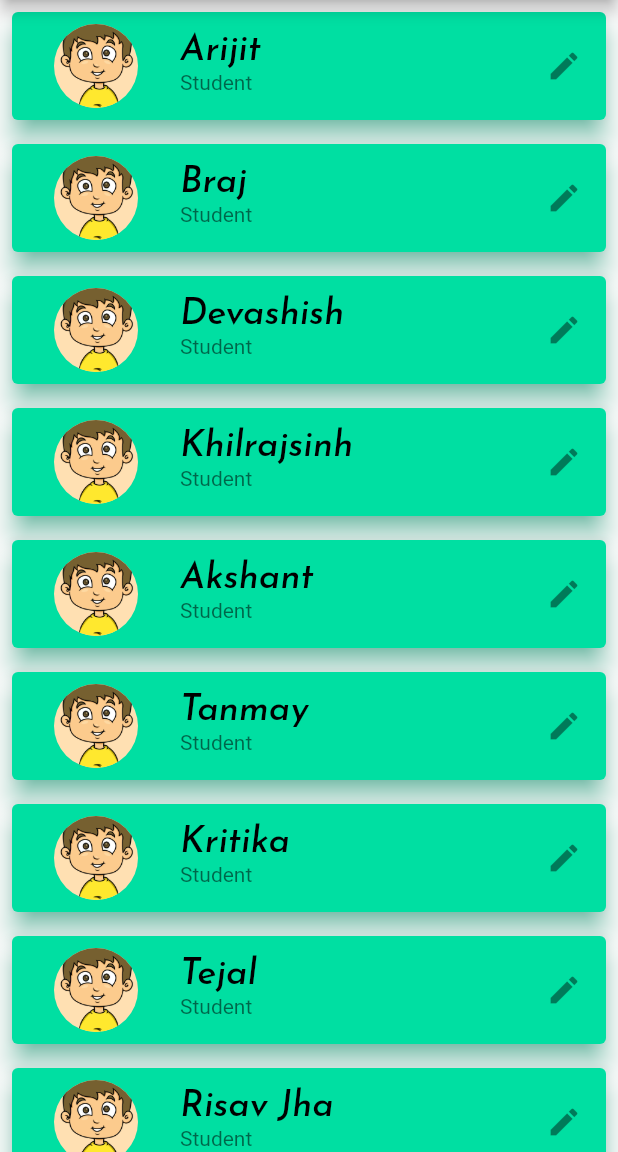
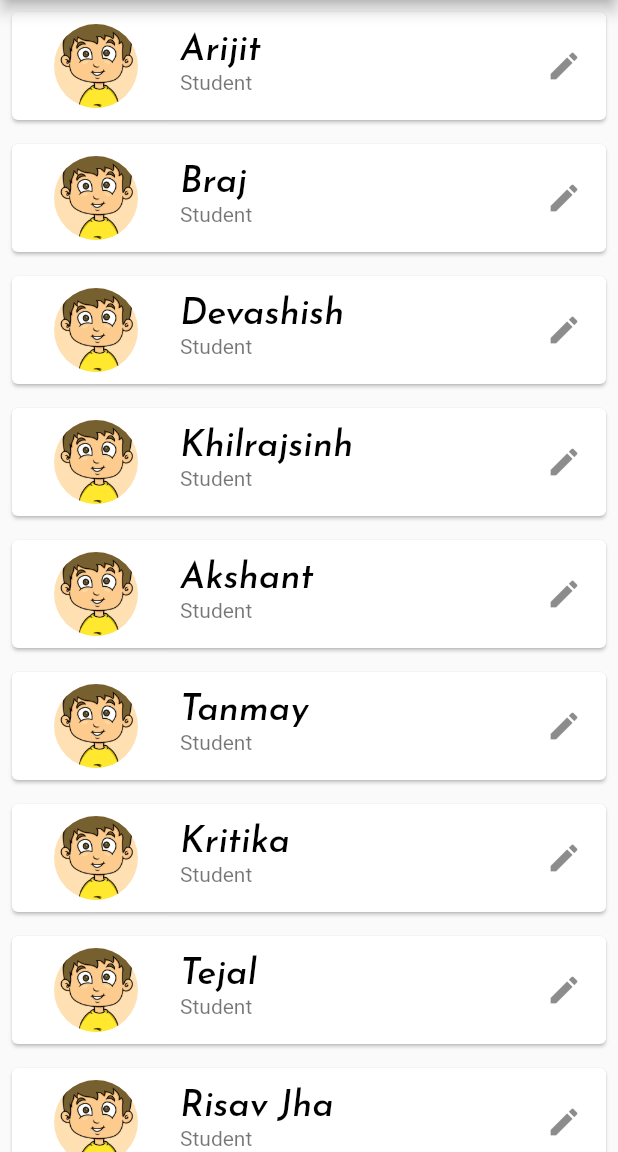
Before and after one commit to Arijit2003/Flutter-Practice, a Flutter app: the screen it shows after launch, on a phone screen of 412 x 824 dp, the part 84-1236 px from its top. Run offline on Flutter 3.47's test engine with Material 2 defaults, Android fonts, the phone set to English and light mode, and no system bars; our stand-ins replace fluttertoast; project files that could hold a hidden picture were left out.

Commit message:
Complete list using ListView.builder, CircleAvatar, ListTile, Card, Custom Theme, InkWell

```diff
--- a/lib/main.dart
+++ b/lib/main.dart
@@ -71,9 +71,8 @@ class _MyHomePageState extends State<MyHomePage> {
       ListView.builder(itemBuilder: (context,index){
           return Card(
             margin: EdgeInsets.all(8),
-            elevation: 7,
-            color: Color.fromRGBO(0, 223, 162, 1),
-            shadowColor: Color.fromRGBO(0, 223, 162, 1),
+
+
             child: ListTile(
               leading: const CircleAvatar(
                 backgroundImage: AssetImage("assets/images/boy.png"),
```
